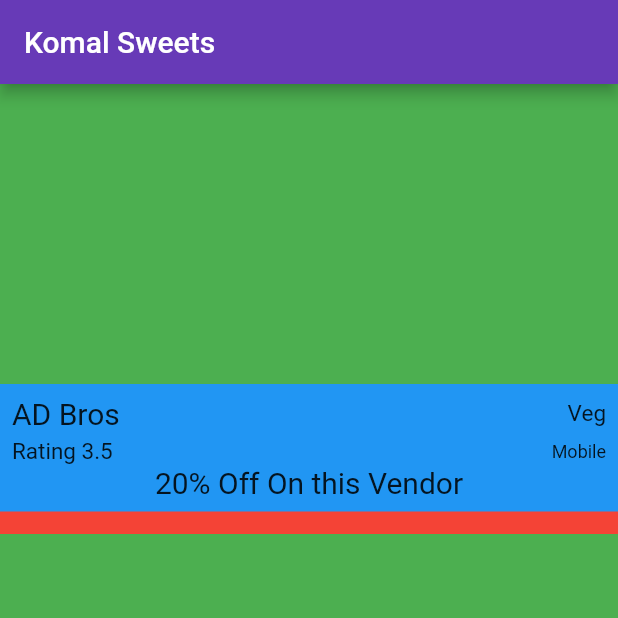
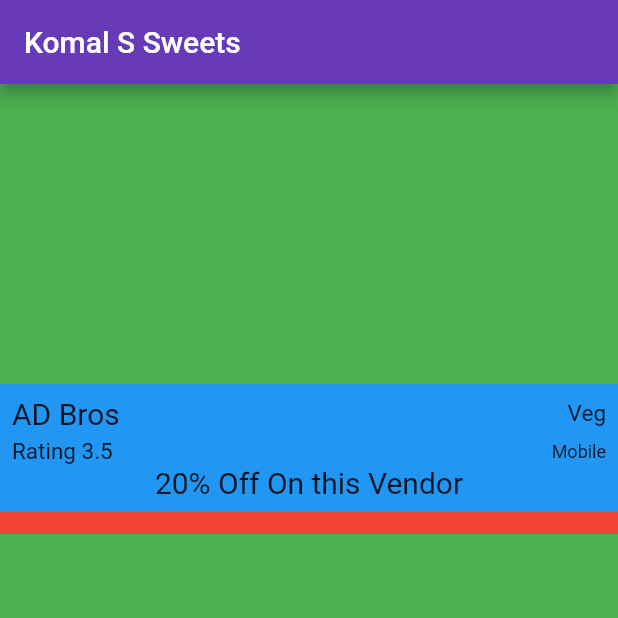
Before and after one commit to mohdsaquib84/komal-sweets-app, a Flutter app: the screen it shows after launch, on a phone screen of 412 x 824 dp, the top half of it. Run offline on Flutter 3.47's test engine with Material 2 defaults, Android fonts, the phone set to English and light mode, and no system bars.

Commit message:
Testing Upload

```diff
--- a/lib/pages/HomePage.dart
+++ b/lib/pages/HomePage.dart
@@ -16,7 +16,7 @@ class _HomePageState extends State<HomePage> {
   Widget build(BuildContext context) {
     return Scaffold(
       appBar: AppBar(
-        title: Text("Komal Sweets"),
+        title: Text("Komal S Sweets"),
       ),
       body:Container(
         // height: 300,
```
